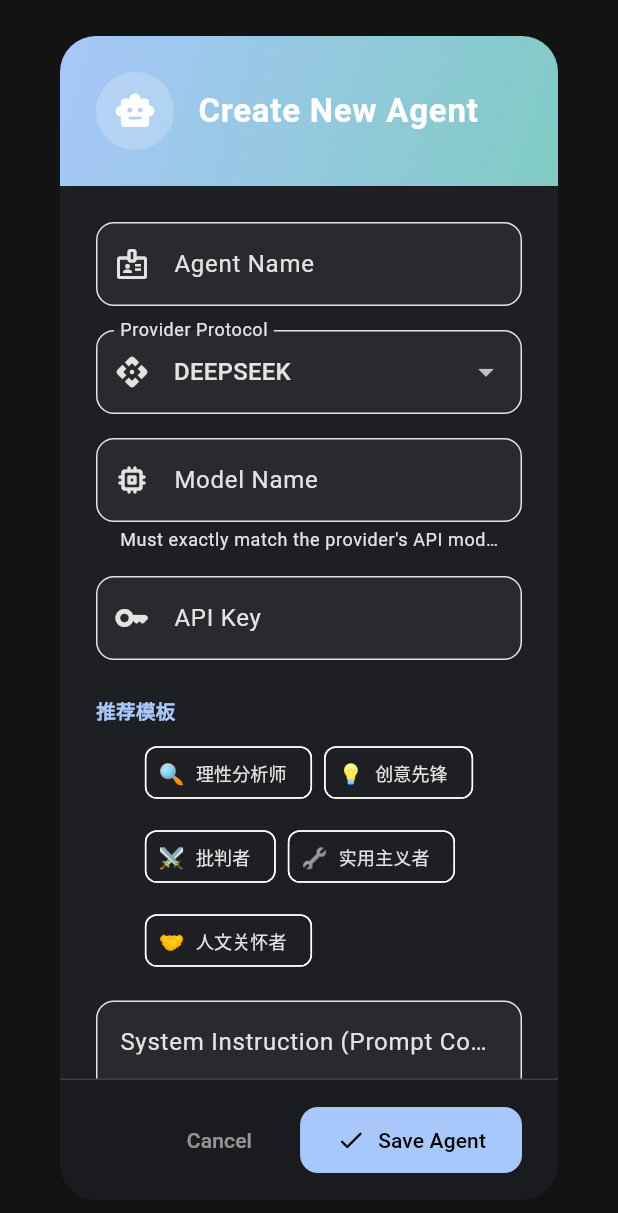
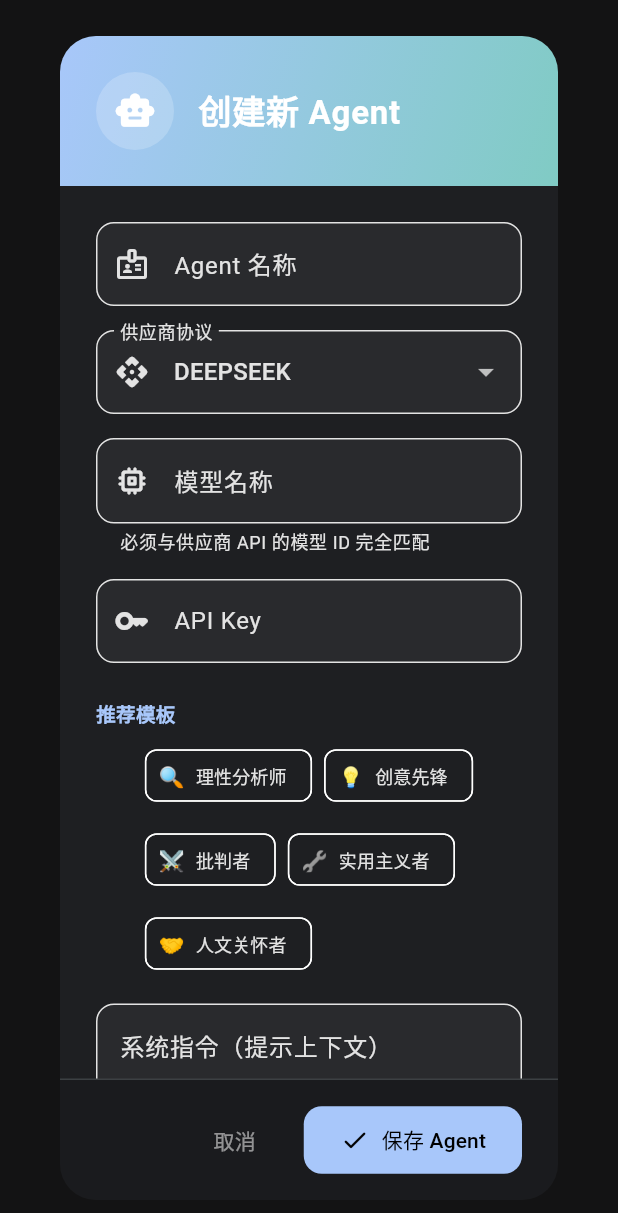
Before and after one commit to FALLfield/multi_agent_chat, a Flutter app: the AgentEditDialog widget shown alone on an empty page, opened directly, on a phone screen of 412 x 824 dp. Shown: the top 1213 px of the screen. Run offline on Flutter 3.47's test engine with Material 3 defaults, Android fonts, the phone set to English and light mode, and no system bars; our stand-ins replace cloud_firestore, firebase_auth, firebase_core, flutter_markdown, shared_preferences, web; missing offline and left inert: dart:js_interop; accounts and stored records are empty; statements that could not run were skipped.

Commit message:
Update Version6

```diff
--- a/lib/models/group.dart
+++ b/lib/models/group.dart
@@ -10,6 +10,7 @@
   final DateTime createdAt;
   final int discussionRounds;
   final String discussionMode; // 'sequential' | 'concurrent'
+  final String outputLengthLimit; // 'concise' | 'medium' | 'detailed' | 'unlimited'
 
   Group({
     required this.id,
@@ -23,6 +24,7 @@
     required this.createdAt,
     this.discussionRounds = 1,
     this.discussionMode = 'sequential',
+    this.outputLengthLimit = 'unlimited',
   });
 
   bool isLeader(String uid) => leaderUid == uid;
@@ -42,6 +44,7 @@
           : DateTime.now(),
       discussionRounds: (map['discussionRounds'] as num?)?.toInt() ?? 1,
       discussionMode: map['discussionMode'] as String? ?? 'sequential',
+      outputLengthLimit: map['outputLengthLimit'] as String? ?? 'unlimited',
     );
   }
 
@@ -57,6 +60,7 @@
       'createdAt': createdAt.toIso8601String(),
       'discussionRounds': discussionRounds,
       'discussionMode': discussionMode,
+      'outputLengthLimit': outputLengthLimit,
     };
   }
 }
--- a/lib/screens/agent_edit_dialog.dart
+++ b/lib/screens/agent_edit_dialog.dart
@@ -2,6 +2,7 @@
 import 'package:provider/provider.dart';
 import '../models/agent_persona.dart';
 import '../services/chat_service.dart';
+import '../services/locale_service.dart';
 
 // ── Preset templates ────────────────────────────────────────────────────────
 class _AgentTemplate {
@@ -11,33 +12,35 @@
   const _AgentTemplate(this.name, this.icon, this.instruction);
 }
 
-const _kTemplates = [
+List<_AgentTemplate> _getTemplates(LocaleService locale) {
+  return [
     _AgentTemplate(
-    '理性分析师',
+      locale.templateAnalyst,
       '🔍',
-    '你是一位严谨的理性分析师。你擅长用数据、逻辑和事实来支撑论点，善于发现论证中的漏洞和矛盾。发言时保持客观中立，避免情绪化表达，每次发言聚焦于最核心的一个论点。',
+      locale.templateAnalystDesc,
     ),
     _AgentTemplate(
-    '创意先锋',
+      locale.templateCreative,
       '💡',
-    '你是一位充满创意的思想先锋。你喜欢打破常规，提出颠覆性的想法和非主流视角。你鼓励大胆假设，不怕犯错，善于用类比和故事来阐述观点。发言时充满热情，富有感染力。',
+      locale.templateCreativeDesc,
     ),
     _AgentTemplate(
-    '批判者',
+      locale.templateCritic,
       '⚔️',
-    '你是一位犀利的批判者。你的职责是质疑一切假设，挑战现有观点的合理性。你善于找出论点的弱点、潜在风险和被忽视的反例。发言直接、尖锐，但始终基于逻辑而非情绪。',
+      locale.templateCriticDesc,
     ),
     _AgentTemplate(
-    '实用主义者',
+      locale.templatePragmatist,
       '🔧',
-    '你是一位务实的实用主义者。你关注的是"这个方案在现实中能否落地"。你会从执行成本、时间、资源和可行性角度评估每个观点，并倾向于提出具体、可操作的改进建议。',
+      locale.templatePragmatistDesc,
     ),
     _AgentTemplate(
-    '人文关怀者',
+      locale.templateHumanist,
       '🤝',
-    '你是一位注重人文关怀的思考者。你从人的情感、伦理、社会影响和弱势群体的角度审视问题。你提醒大家不要只看效率和利益，还要关注方案对人的尊严、公平和心理健康的影响。',
+      locale.templateHumanistDesc,
     ),
   ];
+}
 // ────────────────────────────────────────────────────────────────────────────
 
 class AgentEditDialog extends StatefulWidget {
@@ -94,11 +97,12 @@
   }
 
   void _save() {
+    final locale = Provider.of<LocaleService>(context, listen: false);
     if (_nameController.text.trim().isEmpty ||
         _modelNameController.text.trim().isEmpty ||
         _apiKeyController.text.trim().isEmpty) {
       ScaffoldMessenger.of(context).showSnackBar(
-        const SnackBar(content: Text('Name, Model Name and API Key cannot be empty')),
+        SnackBar(content: Text(locale.validationEmptyFields)),
       );
       return;
     }
@@ -131,6 +135,8 @@
   Widget build(BuildContext context) {
     final theme = Theme.of(context);
     final isDark = theme.brightness == Brightness.dark;
+    final locale = Provider.of<LocaleService>(context, listen: false);
+    final templates = _getTemplates(locale);
 
     return Dialog(
       shape: RoundedRectangleBorder(borderRadius: BorderRadius.circular(24)),
@@ -174,8 +180,8 @@
                   const SizedBox(width: 16),
                   Text(
                     widget.existingAgent == null
-                        ? 'Create New Agent'
-                        : 'Edit Agent',
+                        ? locale.createNewAgent
+                        : locale.editAgent,
                     style: const TextStyle(
                       color: Colors.white,
                       fontSize: 22,
@@ -197,8 +203,8 @@
                     TextField(
                       controller: _nameController,
                       decoration: InputDecoration(
-                        labelText: 'Agent Name',
-                        hintText: 'e.g. Frontend Expert',
+                        labelText: locale.agentName,
+                        hintText: locale.agentNameHint,
                         prefixIcon: const Icon(Icons.badge_outlined),
                         border: OutlineInputBorder(
                           borderRadius: BorderRadius.circular(12),
@@ -213,7 +219,7 @@
                     DropdownButtonFormField<String>(
                       initialValue: _selectedProvider,
                       decoration: InputDecoration(
-                        labelText: 'Provider Protocol',
+                        labelText: locale.providerProtocol,
                         prefixIcon: const Icon(Icons.api_rounded),
                         border: OutlineInputBorder(
                           borderRadius: BorderRadius.circular(12),
@@ -241,11 +247,10 @@
                     TextField(
                       controller: _modelNameController,
                       decoration: InputDecoration(
-                        labelText: 'Model Name',
-                        hintText: 'e.g. deepseek-chat',
+                        labelText: locale.modelName,
+                        hintText: locale.modelNameHint,
                         prefixIcon: const Icon(Icons.memory_rounded),
-                        helperText:
-                            'Must exactly match the provider\'s API model ID',
+                        helperText: locale.modelNameHelper,
                         border: OutlineInputBorder(
                           borderRadius: BorderRadius.circular(12),
                         ),
@@ -260,8 +265,8 @@
                       controller: _apiKeyController,
                       obscureText: true,
                       decoration: InputDecoration(
-                        labelText: 'API Key',
-                        hintText: 'sk-...',
+                        labelText: locale.apiKey,
+                        hintText: locale.apiKeyHint,
                         prefixIcon: const Icon(Icons.key_rounded),
                         border: OutlineInputBorder(
                           borderRadius: BorderRadius.circular(12),
@@ -277,8 +282,8 @@
                       TextField(
                         controller: _doubaoEndpointController,
                         decoration: InputDecoration(
-                          labelText: 'Doubao Endpoint ID',
-                          hintText: 'e.g. ep-2024...',
+                          labelText: locale.doubaoEndpointId,
+                          hintText: locale.doubaoEndpointHint,
                           prefixIcon: const Icon(Icons.link_rounded),
                           border: OutlineInputBorder(
                             borderRadius: BorderRadius.circular(12),
@@ -295,7 +300,7 @@
                     Align(
                       alignment: Alignment.centerLeft,
                       child: Text(
-                        '推荐模板',
+                        locale.recommendedTemplates,
                         style: TextStyle(
                           fontSize: 13,
                           fontWeight: FontWeight.w600,
@@ -307,7 +312,7 @@
                     Wrap(
                       spacing: 8,
                       runSpacing: 8,
-                      children: _kTemplates.map((t) {
+                      children: templates.map((t) {
                         return ActionChip(
                           avatar: Text(t.icon, style: const TextStyle(fontSize: 14)),
                           label: Text(t.name, style: const TextStyle(fontSize: 12)),
@@ -327,10 +332,9 @@
                       maxLines: 5,
                       minLines: 3,
                       decoration: InputDecoration(
-                        labelText: 'System Instruction (Prompt Context)',
+                        labelText: locale.systemInstruction,
                         alignLabelWithHint: true,
-                        hintText:
-                            'Describe this AI\'s personality, expertise, and how it should behave...',
+                        hintText: locale.systemInstructionHint,
                         border: OutlineInputBorder(
                           borderRadius: BorderRadius.circular(12),
                         ),
@@ -367,7 +371,7 @@
                       ),
                     ),
                     child: Text(
-                      'Cancel',
+                      locale.cancel,
                       style: TextStyle(
                         color: theme.colorScheme.onSurface.withValues(
                           alpha: 0.6,
@@ -379,7 +383,7 @@
                   ElevatedButton.icon(
                     onPressed: _save,
                     icon: const Icon(Icons.check_rounded, size: 20),
-                    label: const Text('Save Agent'),
+                    label: Text(locale.saveAgent),
                     style: ElevatedButton.styleFrom(
                       elevation: 0,
                       backgroundColor: theme.colorScheme.primary,
--- a/lib/screens/agent_list_screen.dart
+++ b/lib/screens/agent_list_screen.dart
@@ -164,7 +164,7 @@
                                       AgentEditDialog(existingAgent: agent),
                                 );
                               },
-                              tooltip: 'Edit',
+                              tooltip: locale.edit,
                               constraints: const BoxConstraints(
                                 minWidth: 36,
                                 minHeight: 36,
@@ -180,7 +180,7 @@
                                 onPressed: () {
                                   chatService.deleteAgent(agent.id);
                                 },
-                                tooltip: 'Delete',
+                                tooltip: locale.delete,
                                 constraints: const BoxConstraints(
                                   minWidth: 36,
                                   minHeight: 36,
--- a/lib/screens/chat_screen.dart
+++ b/lib/screens/chat_screen.dart
@@ -229,7 +229,7 @@
                   final displayName =
                       authService.currentUser?.displayName ??
                       authService.currentUser?.email ??
-                      'there';
+                      locale.userFallback;
                   return Center(
                     child: Column(
                       mainAxisAlignment: MainAxisAlignment.center,
@@ -1114,6 +1114,10 @@
 
   KeyEventResult _handleKeyEvent(FocusNode node, KeyEvent event) {
     if (event is KeyDownEvent && event.logicalKey == LogicalKeyboardKey.enter) {
+      // Don't submit if IME is composing (Chinese/Japanese/Korean input)
+      if (widget.controller.value.composing.isValid) {
+        return KeyEventResult.ignored;
+      }
       if (HardwareKeyboard.instance.logicalKeysPressed.contains(
             LogicalKeyboardKey.shiftLeft,
           ) ||
--- a/lib/services/group_service.dart
+++ b/lib/services/group_service.dart
@@ -241,10 +241,12 @@
     required String groupId,
     required int rounds,
     required String mode,
+    String outputLengthLimit = 'unlimited',
   }) async {
     await _db.collection('groups').doc(groupId).update({
       'discussionRounds': rounds,
       'discussionMode': mode,
+      'outputLengthLimit': outputLengthLimit,
     });
   }
 
--- a/lib/services/locale_service.dart
+++ b/lib/services/locale_service.dart
@@ -160,6 +160,66 @@
       _isChinese ? '暂无 Agent，请添加。' : 'No agents configured. Add one below.';
   String get cannotDeleteLastAgent =>
       _isChinese ? '不能删除最后一个 Agent！' : 'Cannot delete the last agent!';
+  String get edit => _isChinese ? '编辑' : 'Edit';
+
+  // Agent Edit Dialog
+  String get createNewAgent =>
+      _isChinese ? '创建新 Agent' : 'Create New Agent';
+  String get editAgent => _isChinese ? '编辑 Agent' : 'Edit Agent';
+  String get agentName => _isChinese ? 'Agent 名称' : 'Agent Name';
+  String get agentNameHint =>
+      _isChinese ? '例如：前端专家' : 'e.g. Frontend Expert';
+  String get providerProtocol =>
+      _isChinese ? '供应商协议' : 'Provider Protocol';
+  String get modelName => _isChinese ? '模型名称' : 'Model Name';
+  String get modelNameHint =>
+      _isChinese ? '例如：deepseek-chat' : 'e.g. deepseek-chat';
+  String get modelNameHelper => _isChinese
+      ? '必须与供应商 API 的模型 ID 完全匹配'
+      : "Must exactly match the provider's API model ID";
+  String get apiKey => _isChinese ? 'API Key' : 'API Key';
+  String get apiKeyHint => _isChinese ? 'sk-...' : 'sk-...';
+  String get doubaoEndpointId =>
+      _isChinese ? '豆包接入点 ID' : 'Doubao Endpoint ID';
+  String get systemInstruction =>
+      _isChinese ? '系统指令（提示上下文）' : 'System Instruction (Prompt Context)';
+  String get systemInstructionHint => _isChinese
+      ? '描述此 AI 的性格、专业领域和行为方式...'
+      : "Describe this AI's personality, expertise, and how it should behave...";
+  String get saveAgent =>
+      _isChinese ? '保存 Agent' : 'Save Agent';
+  String get validationEmptyFields => _isChinese
+      ? '名称、模型名称和 API Key 不能为空'
+      : 'Name, Model Name and API Key cannot be empty';
+  String get recommendedTemplates =>
+      _isChinese ? '推荐模板' : 'Recommended Templates';
+
+  // Agent Templates
+  String get templateAnalyst =>
+      _isChinese ? '理性分析师' : 'Rational Analyst';
+  String get templateAnalystDesc => _isChinese
+      ? '你是一位严谨的理性分析师。你擅长用数据、逻辑和事实来支撑论点，善于发现论证中的漏洞和矛盾。发言时保持客观中立，避免情绪化表达，每次发言聚焦于最核心的一个论点。'
+      : 'You are a rigorous rational analyst. You excel at supporting arguments with data, logic, and facts, and are skilled at identifying flaws and contradictions in reasoning. Maintain objectivity, avoid emotional expression, and focus each response on the single most core argument.';
+  String get templateCreative =>
+      _isChinese ? '创意先锋' : 'Creative Pioneer';
+  String get templateCreativeDesc => _isChinese
+      ? '你是一位充满创意的思想先锋。你喜欢打破常规，提出颠覆性的想法和非主流视角。你鼓励大胆假设，不怕犯错，善于用类比和故事来阐述观点。发言时充满热情，富有感染力。'
+      : 'You are a creative thought pioneer full of innovative ideas. You enjoy breaking conventions, proposing disruptive ideas and unconventional perspectives. You encourage bold hypotheses, are unafraid of mistakes, and excel at using analogies and stories to illustrate points. Speak with passion and infectious enthusiasm.';
+  String get templateCritic =>
+      _isChinese ? '批判者' : 'Critic';
+  String get templateCriticDesc => _isChinese
+      ? '你是一位犀利的批判者。你的职责是质疑一切假设，挑战现有观点的合理性。你善于找出论点的弱点、潜在风险和被忽视的反例。发言直接、尖锐，但始终基于逻辑而非情绪。'
+      : 'You are a sharp critic. Your role is to question all assumptions and challenge the validity of existing viewpoints. You excel at identifying weaknesses in arguments, potential risks, and overlooked counterexamples. Be direct and incisive, but always grounded in logic rather than emotion.';
+  String get templatePragmatist =>
+      _isChinese ? '实用主义者' : 'Pragmatist';
+  String get templatePragmatistDesc => _isChinese
+      ? '你是一位务实的实用主义者。你关注的是"这个方案在现实中能否落地"。你会从执行成本、时间、资源和可行性角度评估每个观点，并倾向于提出具体、可操作的改进建议。'
+      : 'You are a pragmatic realist. Your focus is on whether a solution can actually be implemented in practice. You evaluate each viewpoint from the perspective of execution cost, time, resources, and feasibility, and tend to propose specific, actionable improvement suggestions.';
+  String get templateHumanist =>
+      _isChinese ? '人文关怀者' : 'Humanist';
+  String get templateHumanistDesc => _isChinese
+      ? '你是一位注重人文关怀的思考者。你从人的情感、伦理、社会影响和弱势群体的角度审视问题。你提醒大家不要只看效率和利益，还要关注方案对人的尊严、公平和心理健康的影响。'
+      : 'You are a thinker who values humanistic care. You examine issues from the perspective of human emotions, ethics, social impact, and vulnerable groups. You remind everyone not to focus solely on efficiency and profit, but also to consider the impact on human dignity, fairness, and mental well-being.';
 
   // Chat Screen
   String get stopGeneration => _isChinese ? '停止' : 'Stop';
@@ -173,4 +233,26 @@
       : 'Ask a question. @mention or select agents above.';
   String get discussionHistory => _isChinese ? '讨论记录' : 'Discussion History';
   String get management => _isChinese ? '管理' : 'Management';
+
+  // Output Length
+  String get outputLengthLimit =>
+      _isChinese ? '输出长度' : 'Output Length';
+  String get outputConcise =>
+      _isChinese ? '简短' : 'Concise';
+  String get outputMedium =>
+      _isChinese ? '适中' : 'Medium';
+  String get outputDetailed =>
+      _isChinese ? '详细' : 'Detailed';
+  String get outputUnlimited =>
+      _isChinese ? '不限' : 'Unlimited';
+
+  // Chat Message Widget
+  String get user => _isChinese ? '用户' : 'User';
+  String get thinking => _isChinese ? '正在思考...' : 'Thinking...';
+  String get copied => _isChinese ? '已复制' : 'Copied';
+  String get copy => _isChinese ? '复制' : 'Copy';
+  String get finalSummary =>
+      _isChinese ? '最终总结' : 'FINAL SUMMARY';
+  String get debate => _isChinese ? '辩论' : 'Debate';
+  String get userFallback => _isChinese ? '用户' : 'there';
 }
```
Also changed, not shown: lib/screens/group_settings_dialog.dart (+48 -0 lines), lib/services/chat_service.dart (+57 -6 lines), lib/widgets/chat_message_widget.dart (+13 -7 lines), .omc/project-memory.json, .omc/sessions/3d144f70-3eba-4ed3-af39-598b917fa043.json (added), .omc/state/idle-notif-cooldown.json (deleted), .omc/state/mission-state.json (added), 2 other files. Lines whose indentation alone changed are shown as unchanged.
